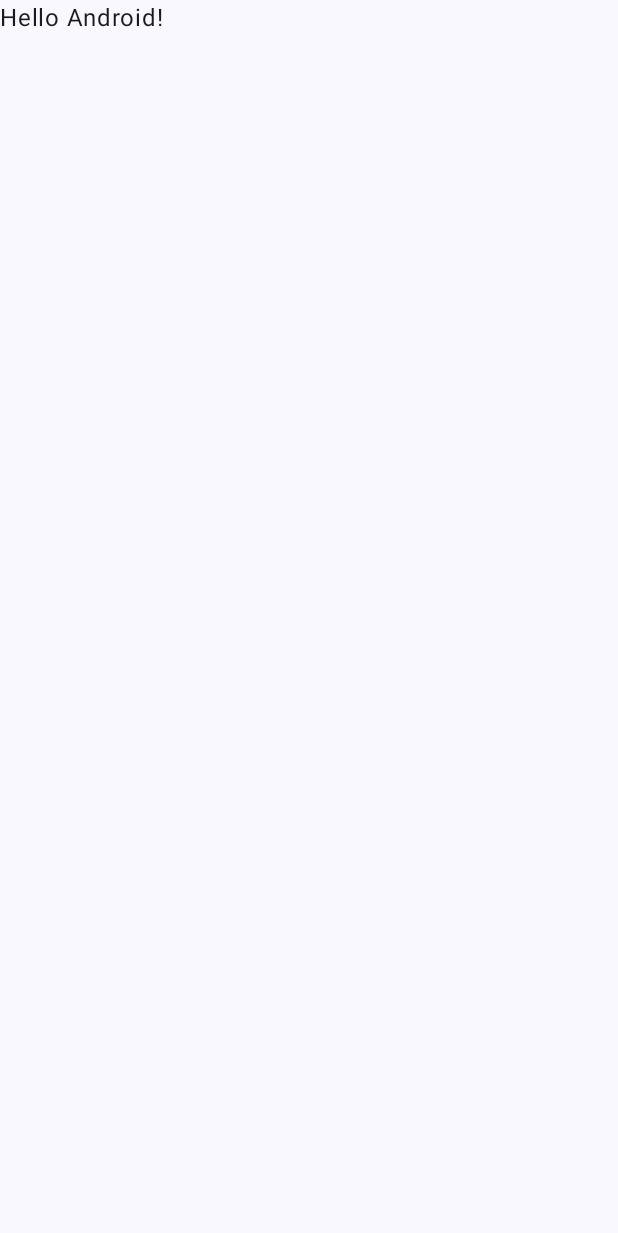
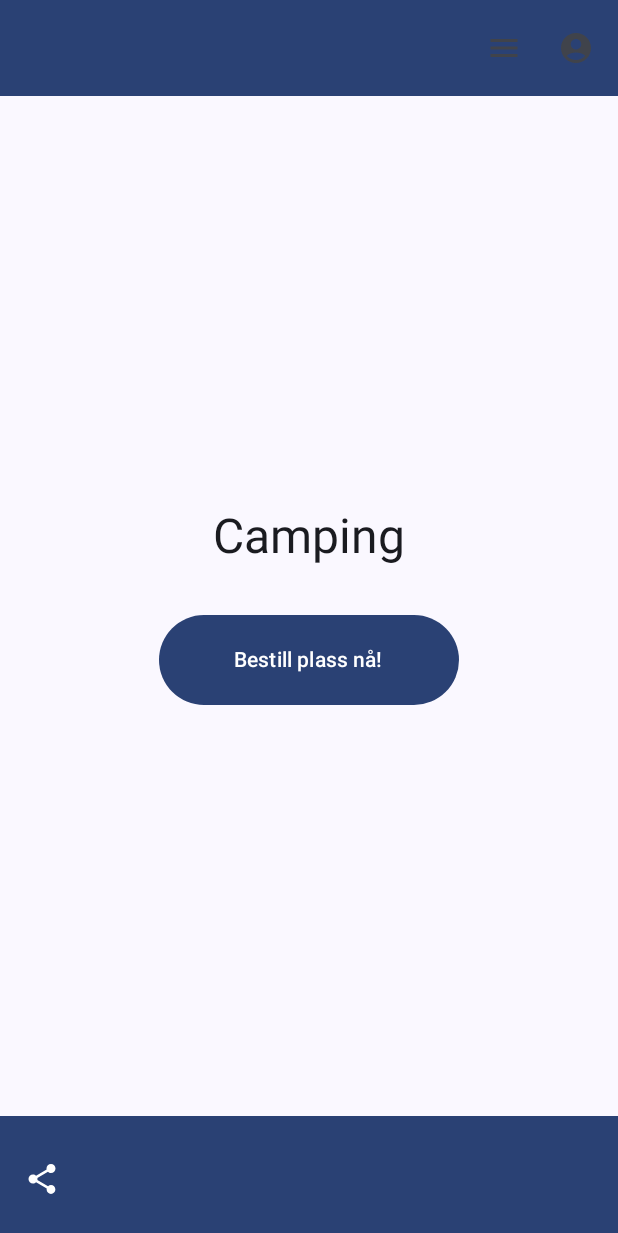
Before and after one commit to jeskro1/MOB3000Gruppe4Camping, an Android app built with Jetpack Compose: the screen it shows after launch (MainActivity), on a phone screen of 412 x 824 dp. Before the commit the part shown is almost empty. Shown: the top 1233 px of the screen. Run offline under Robolectric (Android 15) with nearby library versions, the phone set to English and light mode, and no system bars.

Commit message:
Separert MainActivity til HomeScreen.kt og AppBars.kt

```diff
--- a/app/src/main/java/com/example/mob3000gruppe4camping/MainActivity.kt
+++ b/app/src/main/java/com/example/mob3000gruppe4camping/MainActivity.kt
@@ -3,45 +3,16 @@ package com.example.mob3000gruppe4camping
 import android.os.Bundle
 import androidx.activity.ComponentActivity
 import androidx.activity.compose.setContent
-import androidx.activity.enableEdgeToEdge
-import androidx.compose.foundation.layout.fillMaxSize
-import androidx.compose.foundation.layout.padding
-import androidx.compose.material3.Scaffold
-import androidx.compose.material3.Text
-import androidx.compose.runtime.Composable
-import androidx.compose.ui.Modifier
-import androidx.compose.ui.tooling.preview.Preview
 import com.example.mob3000gruppe4camping.ui.theme.MOB3000Gruppe4CampingTheme
+import com.example.mob3000gruppe4camping.userinterface.HomeScreen
 
 class MainActivity : ComponentActivity() {
     override fun onCreate(savedInstanceState: Bundle?) {
         super.onCreate(savedInstanceState)
-        enableEdgeToEdge()
         setContent {
             MOB3000Gruppe4CampingTheme {
-                Scaffold(modifier = Modifier.fillMaxSize()) { innerPadding ->
-                    Greeting(
-                        name = "Android",
-                        modifier = Modifier.padding(innerPadding)
-                    )
-                }
+                HomeScreen()
             }
         }
     }
 }
-
-@Composable
-fun Greeting(name: String, modifier: Modifier = Modifier) {
-    Text(
-        text = "Hello $name!",
-        modifier = modifier
-    )
-}
-
-@Preview(showBackground = true)
-@Composable
-fun GreetingPreview() {
-    MOB3000Gruppe4CampingTheme {
-        Greeting("Android")
-    }
-}
--- /dev/null
+++ b/app/src/main/java/com/example/mob3000gruppe4camping/userinterface/AppBars.kt
@@ -0,0 +1,47 @@
+package com.example.mob3000gruppe4camping.userinterface
+
+import androidx.compose.material.icons.Icons
+import androidx.compose.material.icons.filled.AccountCircle
+import androidx.compose.material.icons.filled.Menu
+import androidx.compose.material.icons.filled.Share
+import androidx.compose.material3.BottomAppBar
+import androidx.compose.material3.ExperimentalMaterial3Api
+import androidx.compose.material3.Icon
+import androidx.compose.material3.IconButton
+import androidx.compose.material3.MaterialTheme
+import androidx.compose.material3.Text
+import androidx.compose.material3.TopAppBarDefaults
+import androidx.compose.runtime.Composable
+
+@OptIn(ExperimentalMaterial3Api::class)
+@Composable
+fun CampingTopAppBar() {
+    androidx.compose.material3.TopAppBar(
+        title = {
+            Text("")
+        },
+        colors = TopAppBarDefaults.smallTopAppBarColors(
+            containerColor = MaterialTheme.colorScheme.primary
+        ),
+        actions = {
+            IconButton(onClick = { /* burgerMenu() */ }) {
+                Icon(Icons.Default.Menu, contentDescription = "Menu Icon")
+            }
+            IconButton(onClick = { /* profilePage() */ }) {
+                Icon(Icons.Default.AccountCircle, contentDescription = "Profile Icon")
+            }
+        }
+    )
+}
+
+@Composable
+fun CampingBottomAppBar() {
+    BottomAppBar(
+        containerColor = MaterialTheme.colorScheme.primary,
+        actions = {
+            IconButton(onClick = { /* doSomething() */ }) {
+                Icon(Icons.Default.Share, contentDescription = "Share Icon")
+            }
+        }
+    )
+}
--- /dev/null
+++ b/app/src/main/java/com/example/mob3000gruppe4camping/userinterface/HomeScreen.kt
@@ -0,0 +1,52 @@
+package com.example.mob3000gruppe4camping.userinterface
+
+import androidx.compose.foundation.layout.*
+import androidx.compose.material3.*
+import androidx.compose.runtime.Composable
+import androidx.compose.ui.Alignment
+import androidx.compose.ui.Modifier
+import androidx.compose.ui.unit.dp
+
+@Composable
+fun HomeScreen() {
+    Scaffold(
+        modifier = Modifier.fillMaxSize(),
+        topBar = {
+            CampingTopAppBar()
+        },
+        bottomBar = {
+            CampingBottomAppBar()
+        }
+    ) { innerPadding ->
+        Column(
+            modifier = Modifier
+                .padding(innerPadding)
+                .fillMaxSize(),
+            horizontalAlignment = Alignment.CenterHorizontally,
+            verticalArrangement = Arrangement.Center
+        ) {
+            TitleText()
+            Spacer(modifier = Modifier.height(32.dp))
+            CenteredButton()
+        }
+    }
+}
+
+@Composable
+fun TitleText() {
+    Text(
+        text = "Camping", // Your title text here
+        style = MaterialTheme.typography.headlineLarge // Style for the title
+    )
+}
+
+@Composable
+fun CenteredButton(modifier: Modifier = Modifier) {
+    Button(
+        onClick = { /* Perform action */ },
+        modifier = Modifier
+            .size(200.dp, 60.dp)
+    ) {
+        Text("Bestill plass nå!")
+    }
+}
--- /dev/null
+++ b/app/src/main/res/drawable/baseline_menu_24.xml
@@ -0,0 +1,5 @@
+<vector xmlns:android="http://schemas.android.com/apk/res/android" android:height="24dp" android:tint="#000000" android:viewportHeight="24" android:viewportWidth="24" android:width="24dp">
+
+    <path android:fillColor="@android:color/white" android:pathData="M3,18h18v-2L3,16v2zM3,13h18v-2L3,11v2zM3,6v2h18L21,6L3,6z"/>
+
+</vector>
```
